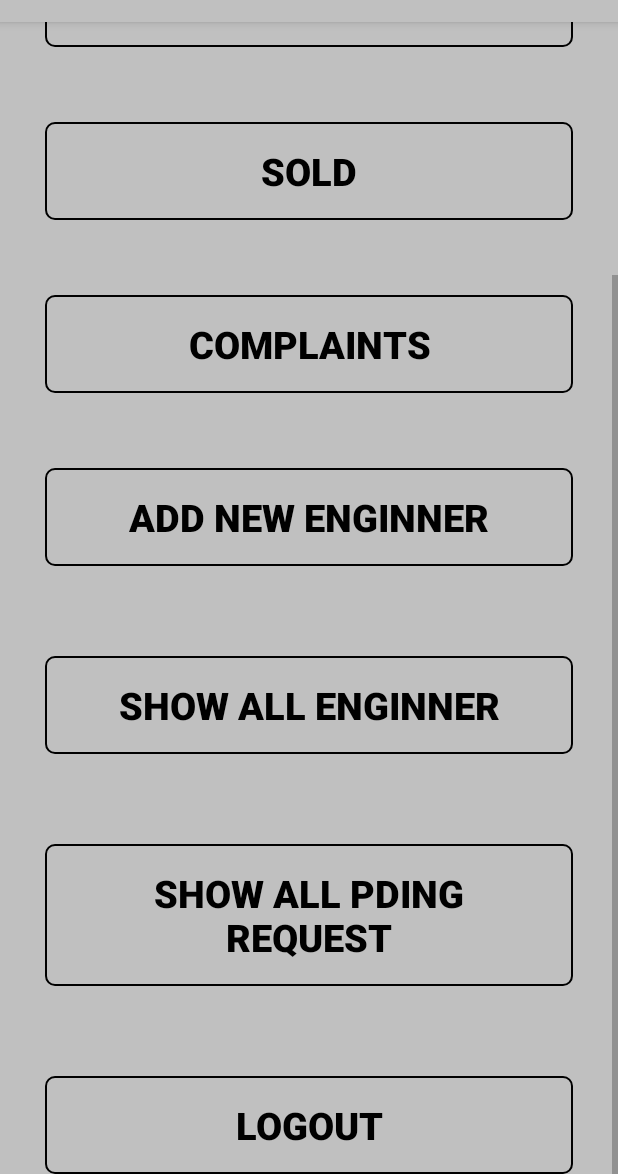
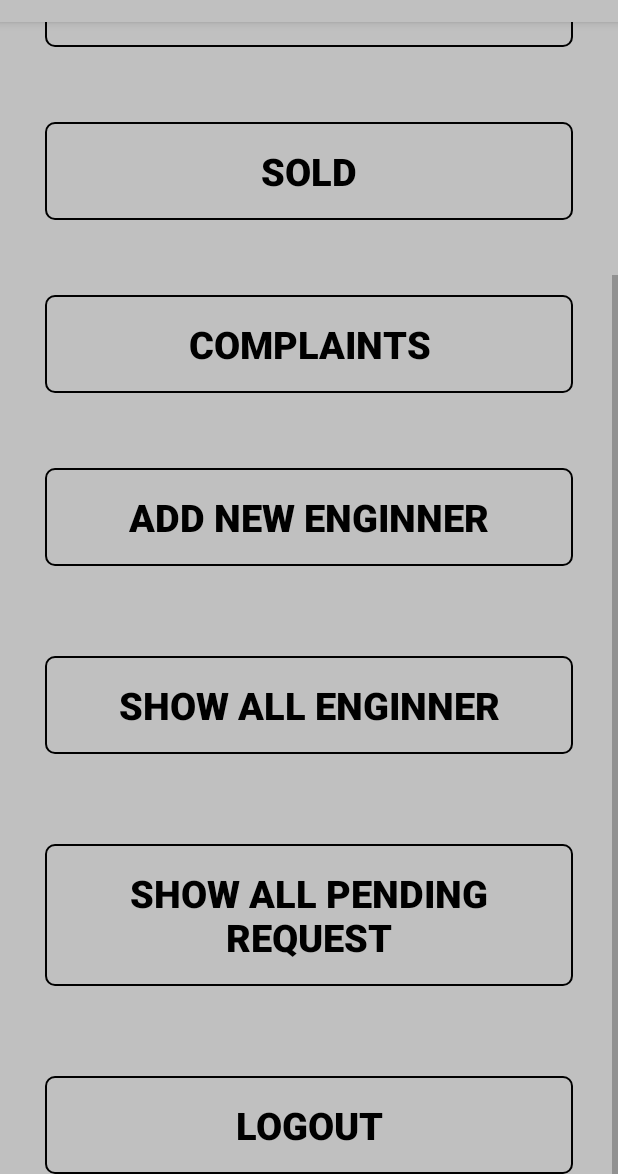
Before and after one commit to Prakhar172/FinalSonaraAppFrontEnd, an Android app: the AdminProfile screen opened directly, with no data from a screen before it, scrolled down 216 dp, on a phone screen of 412 x 824 dp, the part 62-1236 px from its top. Run offline under Robolectric (Android 15) with nearby library versions, the phone set to English and light mode, and no system bars.

Commit message:
Show Request

```diff
--- a/app/src/main/java/com/example/sonaraapp/AdminProfile.java
+++ b/app/src/main/java/com/example/sonaraapp/AdminProfile.java
@@ -11,7 +11,7 @@ import android.widget.Toast;
 import com.example.sonaraapp.commonclasses.SharedData;
 
 public class AdminProfile extends AppCompatActivity {
-Button addengineer, addcustomer,logout,showengineer,sold,complaints;
+Button addengineer, addcustomer,logout,showengineer,sold,complaints,allcomplaints;
 
 
     @Override
@@ -22,9 +22,18 @@ Button addengineer, addcustomer,logout,showengineer,sold,complaints;
         addengineer = findViewById(R.id.btn_admin_add_new_enginner);
         complaints = findViewById(R.id.btn_admin_complaints);
         sold = findViewById(R.id.btn_sold);
+        allcomplaints = findViewById(R.id.btn_admin_show_all_pending);
         showengineer = findViewById(R.id.btn_admin_show_all_engineer);
         logout = findViewById(R.id.btn_logout);
         SharedData sharedData = new SharedData(AdminProfile.this);
+        allcomplaints.setOnClickListener(new View.OnClickListener() {
+            @Override
+            public void onClick(View v) {
+                Intent in = new Intent(AdminProfile.this,all_complaints_panel.class);
+                startActivity(in);
+
+            }
+        });
         sold.setOnClickListener(new View.OnClickListener() {
             @Override
             public void onClick(View v) {
--- a/app/src/main/res/layout/activity_adminprofile.xml
+++ b/app/src/main/res/layout/activity_adminprofile.xml
@@ -123,7 +123,7 @@
             android:background="@drawable/border"
             android:textColor="#000000"
             android:padding="15dp"
-            android:text="Show All Pding request"
+            android:text="Show All Pending request"
             android:textAlignment="center"
             android:textSize="25dp"
             android:textStyle="bold" />
--- a/app/src/main/res/layout/activity_cardviewcomplaints.xml
+++ b/app/src/main/res/layout/activity_cardviewcomplaints.xml
@@ -53,7 +53,7 @@
 
                     <Button
                         android:layout_width="40dp"
-                        android:id="@+id/customer_call"
+                        android:id="@+id/Complaint_call"
                         android:backgroundTint="@color/cardview_dark_background"
                         android:layout_height="40dp"
                         android:layout_alignParentRight="true"
```
Also changed, not shown: app/src/main/java/com/example/sonaraapp/all_complaints_panel.java (+26 -4 lines), app/src/main/java/com/example/sonaraapp/commonclasses/ComplaintAdapter.java (+23 -14 lines).
